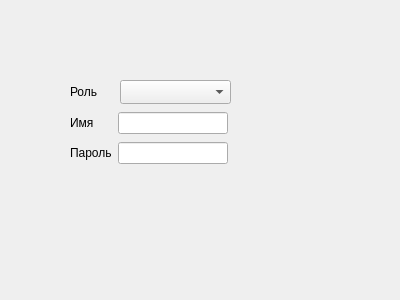
First picture: the form in ui/registerwindow.ui, repository vanuuta/SFS, before the edit.
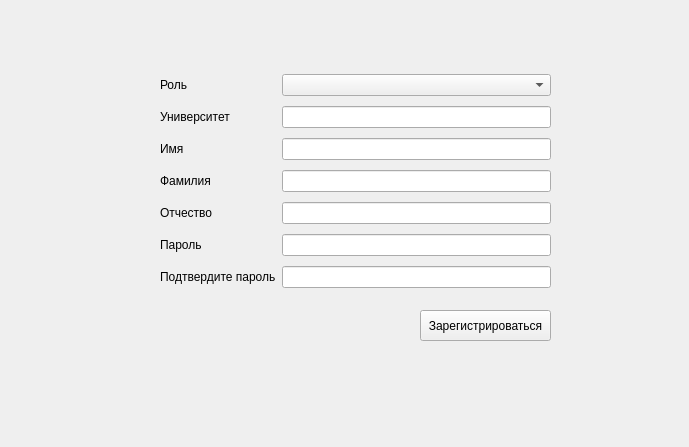
Second picture: the form after the edit.

Commit message: fix register window

```diff
--- a/ui/registerwindow.ui
+++ b/ui/registerwindow.ui
@@ -6,81 +6,121 @@
    <rect>
     <x>0</x>
     <y>0</y>
-    <width>400</width>
-    <height>300</height>
+    <width>689</width>
+    <height>447</height>
    </rect>
   </property>
   <property name="windowTitle">
    <string>Form</string>
   </property>
-  <widget class="QComboBox" name="roleComboBox">
+  <widget class="QPushButton" name="registerButton">
    <property name="geometry">
     <rect>
-     <x>120</x>
-     <y>80</y>
-     <width>111</width>
-     <height>24</height>
+     <x>420</x>
+     <y>310</y>
+     <width>131</width>
+     <height>31</height>
     </rect>
    </property>
+   <property name="text">
+    <string>Зарегистрироваться</string>
+   </property>
   </widget>
-  <widget class="QLabel" name="label_5">
+  <widget class="QLabel" name="ErrorLabel">
    <property name="geometry">
     <rect>
-     <x>70</x>
-     <y>80</y>
-     <width>42</width>
-     <height>24</height>
+     <x>10</x>
+     <y>370</y>
+     <width>671</width>
+     <height>61</height>
     </rect>
    </property>
    <property name="text">
-    <string>Роль</string>
+    <string/>
    </property>
   </widget>
-  <widget class="QWidget" name="layoutWidget">
+  <widget class="QWidget" name="">
    <property name="geometry">
     <rect>
-     <x>70</x>
-     <y>110</y>
-     <width>158</width>
-     <height>56</height>
+     <x>160</x>
+     <y>70</y>
+     <width>391</width>
+     <height>228</height>
     </rect>
    </property>
    <layout class="QGridLayout" name="gridLayout">
     <item row="0" column="0">
+     <widget class="QLabel" name="label_5">
+      <property name="text">
+       <string>Роль</string>
+      </property>
+     </widget>
+    </item>
+    <item row="2" column="2">
+     <widget class="QLineEdit" name="usernameLineEdit"/>
+    </item>
+    <item row="3" column="0" colspan="2">
+     <widget class="QLabel" name="label_2">
+      <property name="text">
+       <string>Фамилия</string>
+      </property>
+     </widget>
+    </item>
+    <item row="6" column="0" colspan="2">
+     <widget class="QLabel" name="label_4">
+      <property name="text">
+       <string>Подтвердите пароль</string>
+      </property>
+     </widget>
+    </item>
+    <item row="1" column="2">
+     <widget class="QLineEdit" name="usernameLineEdit_4"/>
+    </item>
+    <item row="6" column="2">
+     <widget class="QLineEdit" name="passwordLineEdit_2"/>
+    </item>
+    <item row="2" column="0">
      <widget class="QLabel" name="label">
       <property name="text">
        <string>Имя</string>
       </property>
      </widget>
     </item>
-    <item row="0" column="1">
-     <widget class="QLineEdit" name="usernameLineEdit"/>
+    <item row="1" column="0" colspan="2">
+     <widget class="QLabel" name="label_6">
+      <property name="text">
+       <string>Университет</string>
+      </property>
+     </widget>
     </item>
-    <item row="1" column="0">
+    <item row="3" column="2">
+     <widget class="QLineEdit" name="surnameLineEdit"/>
+    </item>
+    <item row="5" column="0" colspan="2">
      <widget class="QLabel" name="label_3">
       <property name="text">
        <string>Пароль</string>
       </property>
      </widget>
     </item>
-    <item row="1" column="1">
+    <item row="5" column="2">
      <widget class="QLineEdit" name="passwordLineEdit"/>
     </item>
+    <item row="4" column="2">
+     <widget class="QLineEdit" name="fathers_surnameLineEdit"/>
+    </item>
+    <item row="0" column="2">
+     <widget class="QComboBox" name="roleComboBox"/>
+    </item>
+    <item row="4" column="0" colspan="2">
+     <widget class="QLabel" name="label_7">
+      <property name="text">
+       <string>Отчество</string>
+      </property>
+     </widget>
+    </item>
    </layout>
   </widget>
-  <widget class="QLabel" name="errorLabel">
-   <property name="geometry">
-    <rect>
-     <x>110</x>
-     <y>190</y>
-     <width>121</width>
-     <height>31</height>
-    </rect>
-   </property>
-   <property name="text">
-    <string/>
-   </property>
-  </widget>
  </widget>
  <resources/>
  <connections/>
```
The commit also changes 2 other files.
